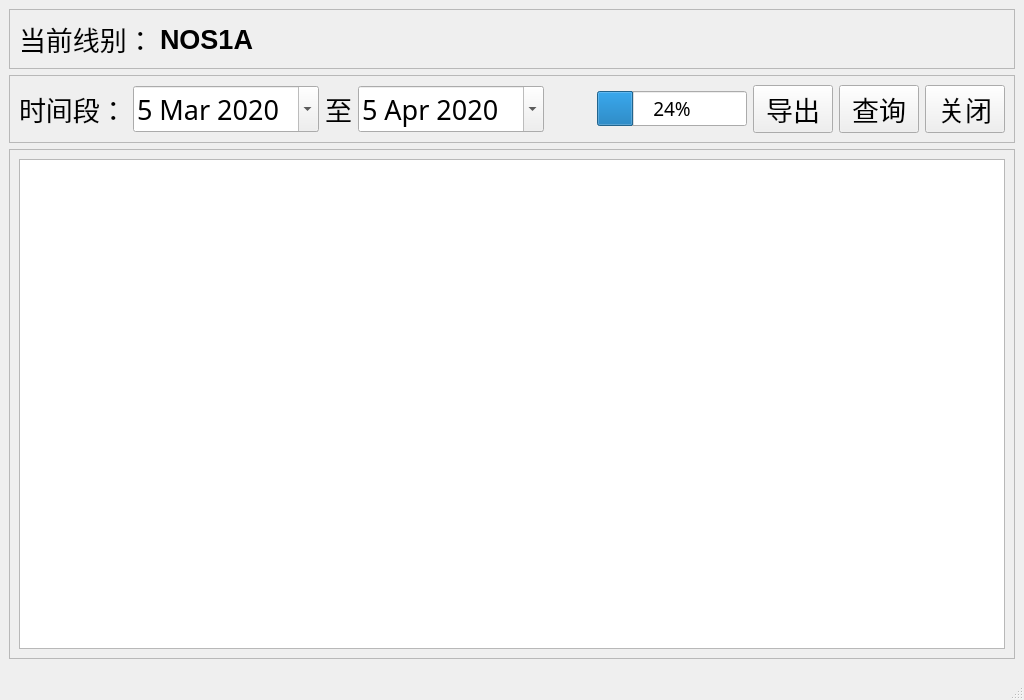
Old version of the form qt5_proj/monthlyDefStasticForm.ui in the repository clang2you/packing_defective.
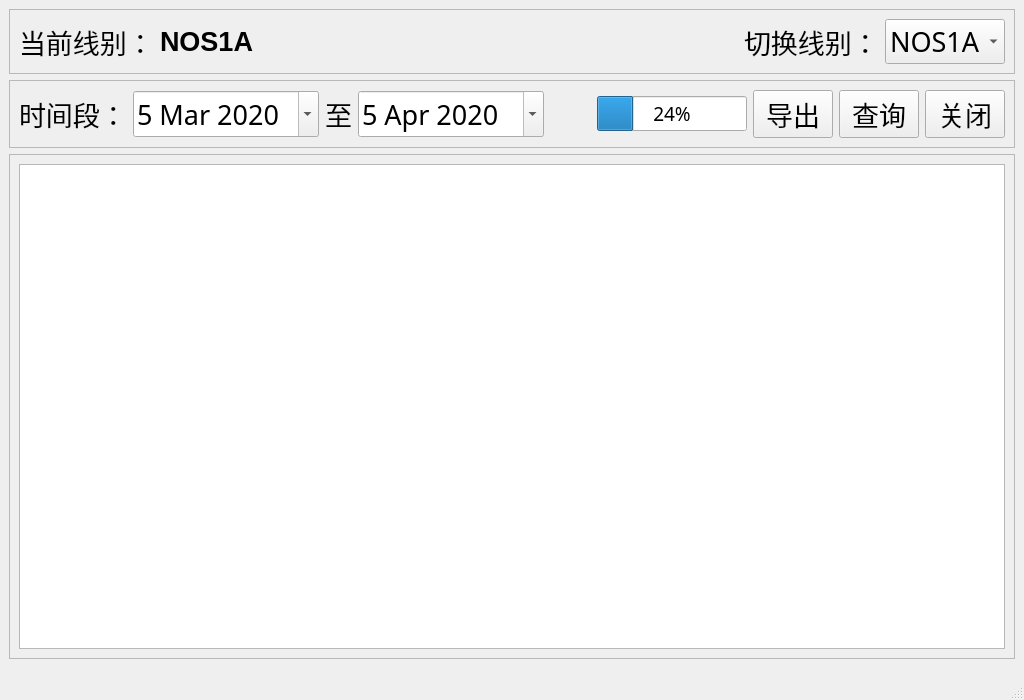
New version of the form.

```diff
--- a/qt5_proj/monthlyDefStasticForm.ui
+++ b/qt5_proj/monthlyDefStasticForm.ui
@@ -86,6 +86,63 @@
          </property>
         </widget>
        </item>
+       <item>
+        <widget class="QLabel" name="label_6">
+         <property name="font">
+          <font>
+           <pointsize>20</pointsize>
+          </font>
+         </property>
+         <property name="text">
+          <string>切换线别：</string>
+         </property>
+        </widget>
+       </item>
+       <item>
+        <widget class="QComboBox" name="comboBox">
+         <property name="minimumSize">
+          <size>
+           <width>120</width>
+           <height>0</height>
+          </size>
+         </property>
+         <property name="font">
+          <font>
+           <pointsize>20</pointsize>
+          </font>
+         </property>
+         <item>
+          <property name="text">
+           <string>NOS1A</string>
+          </property>
+         </item>
+         <item>
+          <property name="text">
+           <string>NOS1B</string>
+          </property>
+         </item>
+         <item>
+          <property name="text">
+           <string>NOS2A</string>
+          </property>
+         </item>
+         <item>
+          <property name="text">
+           <string>NOS2B</string>
+          </property>
+         </item>
+         <item>
+          <property name="text">
+           <string>ML</string>
+          </property>
+         </item>
+         <item>
+          <property name="text">
+           <string>AL</string>
+          </property>
+         </item>
+        </widget>
+       </item>
       </layout>
      </widget>
     </item>
```
